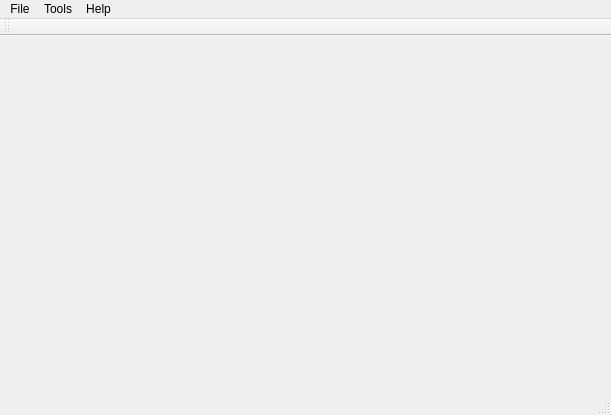
This is src/mainwindow.ui in JDougherty/Fire-Department-Management-System as Qt 5 draws it before an edit. The edited form follows.
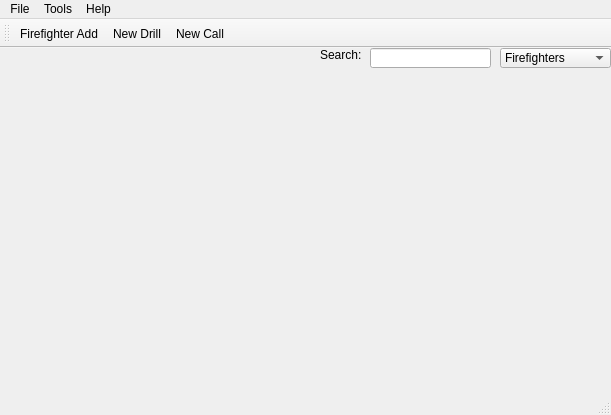
This is the edited form. Icons and pictures are not drawn.

What changed in the file:
```diff
--- a/src/mainwindow.ui
+++ b/src/mainwindow.ui
@@ -13,7 +13,66 @@
   <property name="windowTitle">
    <string>Fire Department Management System</string>
   </property>
-  <widget class="QWidget" name="centralWidget"/>
+  <property name="windowIcon">
+   <iconset>
+    <normaloff>Logo.png</normaloff>Logo.png</iconset>
+  </property>
+  <widget class="QWidget" name="centralWidget">
+   <widget class="QComboBox" name="cmbSearch">
+    <property name="geometry">
+     <rect>
+      <x>500</x>
+      <y>0</y>
+      <width>111</width>
+      <height>20</height>
+     </rect>
+    </property>
+    <item>
+     <property name="text">
+      <string>Firefighters</string>
+     </property>
+    </item>
+    <item>
+     <property name="text">
+      <string>Drills</string>
+     </property>
+    </item>
+    <item>
+     <property name="text">
+      <string>Calls</string>
+     </property>
+    </item>
+   </widget>
+   <widget class="QLineEdit" name="txtSearch">
+    <property name="geometry">
+     <rect>
+      <x>370</x>
+      <y>0</y>
+      <width>121</width>
+      <height>20</height>
+     </rect>
+    </property>
+    <property name="maximumSize">
+     <size>
+      <width>121</width>
+      <height>16777215</height>
+     </size>
+    </property>
+   </widget>
+   <widget class="QLabel" name="lblSearch">
+    <property name="geometry">
+     <rect>
+      <x>320</x>
+      <y>0</y>
+      <width>46</width>
+      <height>13</height>
+     </rect>
+    </property>
+    <property name="text">
+     <string>Search:</string>
+    </property>
+   </widget>
+  </widget>
   <widget class="QStatusBar" name="statusBar"/>
   <widget class="QMenuBar" name="menuBar">
    <property name="geometry">
@@ -37,8 +96,8 @@
     <addaction name="actSearch"/>
     <addaction name="separator"/>
     <addaction name="actFirefighterAdd"/>
-    <addaction name="separator"/>
-    <addaction name="actActive_Drill"/>
+    <addaction name="actNew_Drill"/>
+    <addaction name="actionNew_Call"/>
    </widget>
    <widget class="QMenu" name="menuHelp">
     <property name="title">
@@ -54,12 +113,21 @@
    <property name="windowTitle">
     <string>toolBar</string>
    </property>
+   <property name="iconSize">
+    <size>
+     <width>32</width>
+     <height>32</height>
+    </size>
+   </property>
    <attribute name="toolBarArea">
     <enum>TopToolBarArea</enum>
    </attribute>
    <attribute name="toolBarBreak">
-    <bool>false</bool>
+    <bool>true</bool>
    </attribute>
+   <addaction name="actFirefighterAdd"/>
+   <addaction name="actNew_Drill"/>
+   <addaction name="actionNew_Call"/>
   </widget>
   <action name="actQuit">
    <property name="text">
@@ -72,6 +140,10 @@
    </property>
   </action>
   <action name="actFirefighterAdd">
+   <property name="icon">
+    <iconset resource="icons.qrc">
+     <normaloff>:/icons/Firefighter_Base.png</normaloff>:/icons/Firefighter_Base.png</iconset>
+   </property>
    <property name="text">
     <string>Firefighter Add</string>
    </property>
@@ -84,9 +156,25 @@
     <string>About</string>
    </property>
   </action>
-  <action name="actActive_Drill">
+  <action name="actNew_Drill">
+   <property name="icon">
+    <iconset resource="icons.qrc">
+     <normaloff>:/icons/Drill_Base.png</normaloff>:/icons/Drill_Base.png</iconset>
+   </property>
    <property name="text">
-    <string>Active Drill</string>
+    <string>New Drill</string>
+   </property>
+   <property name="toolTip">
+    <string>New Drill</string>
+   </property>
+  </action>
+  <action name="actionNew_Call">
+   <property name="icon">
+    <iconset resource="icons.qrc">
+     <normaloff>:/icons/Call_Base.png</normaloff>:/icons/Call_Base.png</iconset>
+   </property>
+   <property name="text">
+    <string>New Call</string>
    </property>
   </action>
  </widget>
```
Left out of the diff: 4 changed lines with no effect on the pictures.
